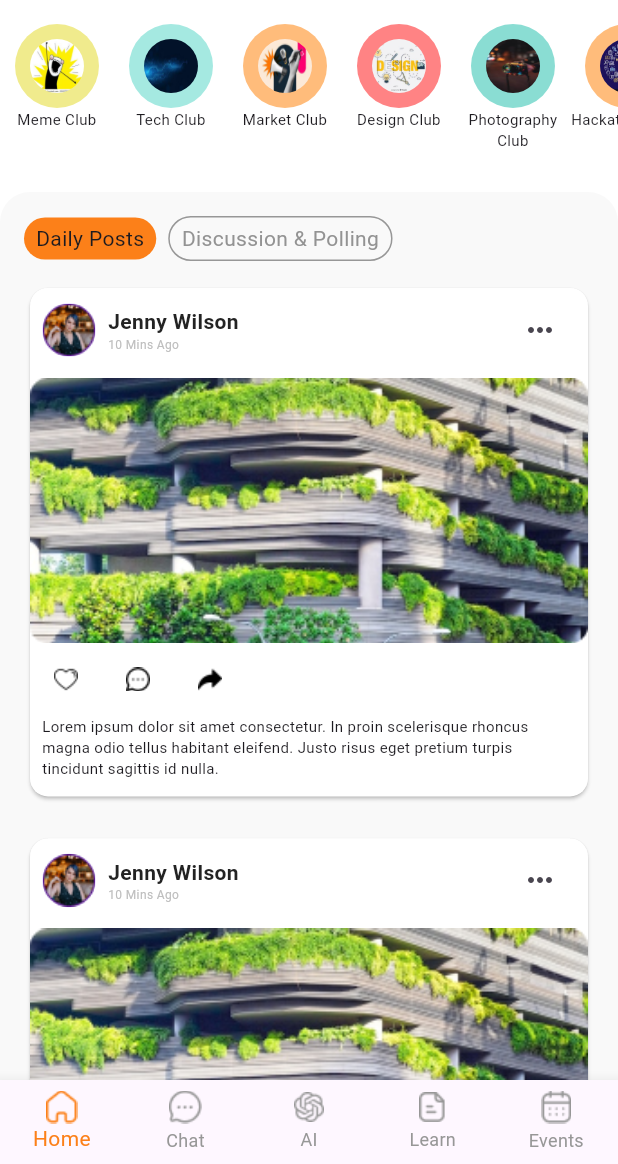
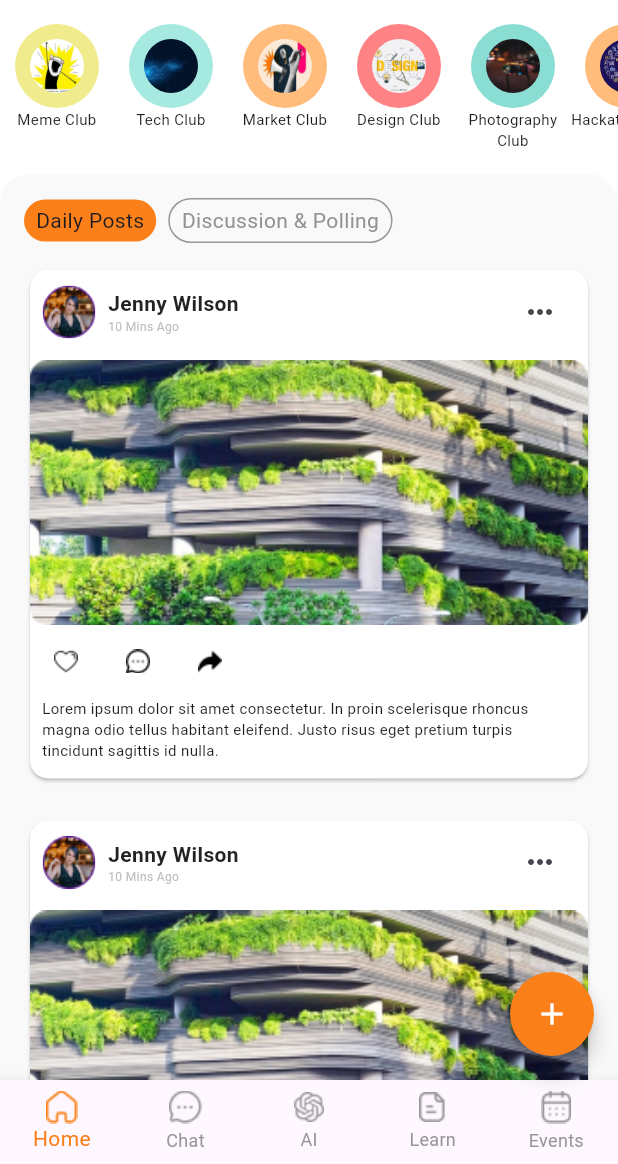
Before and after one commit to Sai-Gruheeth-N/Kraftbase-Assignment, a Flutter app: the Home screen opened directly, on a phone screen of 412 x 824 dp, the part 72-1236 px from its top. Run offline on Flutter 3.47's test engine with Material 2 defaults, Android fonts, the phone set to English and light mode, and no system bars; our stand-ins replace google_fonts, step_progress_indicator.

Commit message:
Add floating action button

```diff
--- a/lib/screens/home/home.dart
+++ b/lib/screens/home/home.dart
@@ -40,6 +40,15 @@ class _HomeState extends State<Home> {
       backgroundColor: AppColors.whiteColor,
       appBar: const HomeScreenAppbar(),
       body: pages[_selectedIndex],
+      floatingActionButton: FloatingActionButton(
+        onPressed: () {},
+        backgroundColor: Color(0xFFFC8019),
+        shape: const CircleBorder(),
+        child: const Icon(
+          Icons.add,
+          color: AppColors.whiteColor,
+        ),
+      ),
       bottomNavigationBar: BottomNavigationBar(
         items: [
           BottomNavigationBarItem(
--- a/lib/screens/home/home_screen.dart
+++ b/lib/screens/home/home_screen.dart
@@ -10,7 +10,7 @@ class HomeScreen extends StatelessWidget {
     return ListView(
       children: const [
         Stories(),
-        SizedBox(height: 20),
+        SizedBox(height: 8),
         Feed(),
       ],
     );
```
